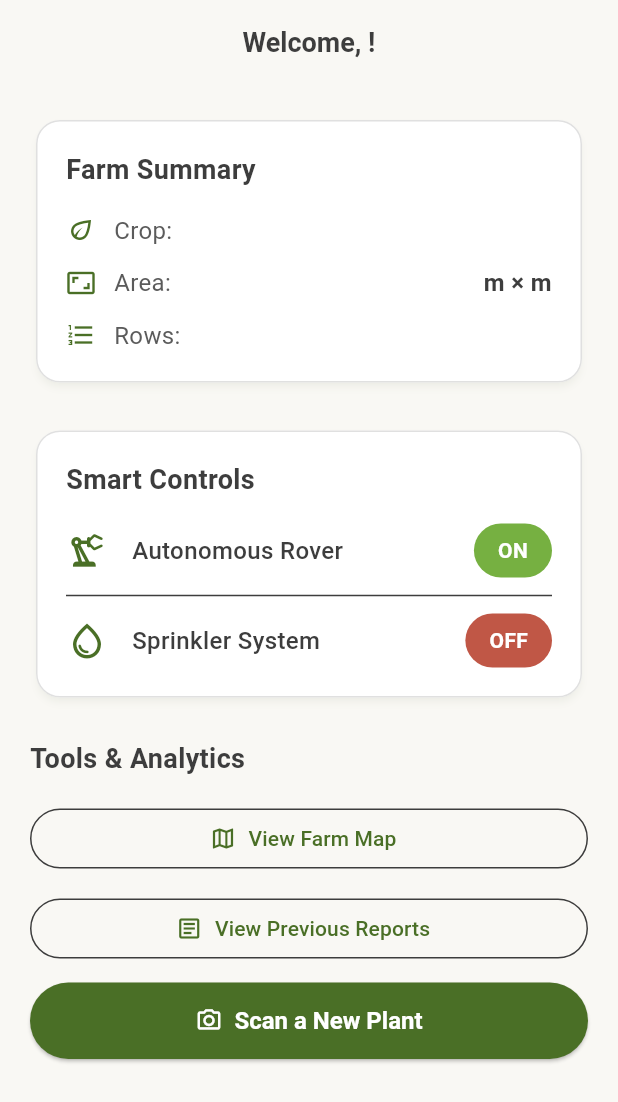
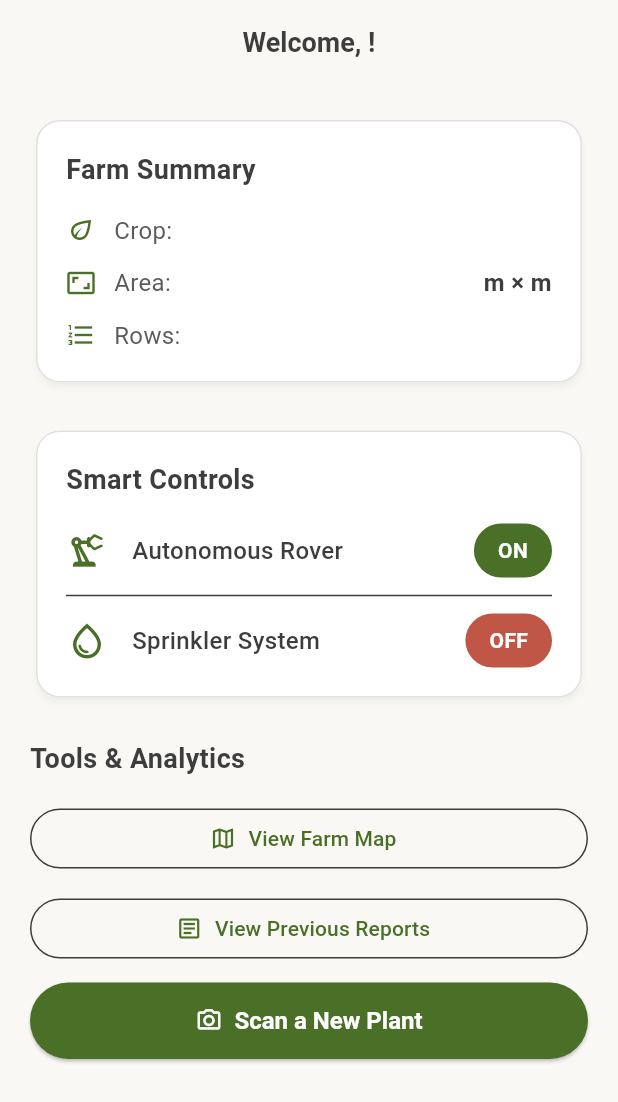
Before and after one commit to akshitrajput/AgriSense, a Flutter app: the DashboardScreen screen opened directly with empty values, after a tap on "OFF", on a phone screen of 412 x 824 dp. Shown: the top 1102 px of the screen. Run offline on Flutter 3.47's test engine with Material 3 defaults, Android fonts, the phone set to English and light mode, and no system bars; our stand-ins replace device_preview, dropdown_button2, image_picker, shared_preferences; accounts and stored records are empty.

Commit message:
minor changes

```diff
--- a/lib/screens/dashboard_screen.dart
+++ b/lib/screens/dashboard_screen.dart
@@ -168,7 +168,7 @@ class _DashboardScreenState extends State<DashboardScreen> {
             duration: const Duration(milliseconds: 200),
             padding: const EdgeInsets.symmetric(horizontal: 16, vertical: 8),
             decoration: BoxDecoration(
-              color: isActive ? AppTheme.accentColor : AppTheme.affectedColor,
+              color: isActive ? AppTheme.primaryColor : AppTheme.affectedColor,
               borderRadius: BorderRadius.circular(20),
             ),
             child: Text(
```
